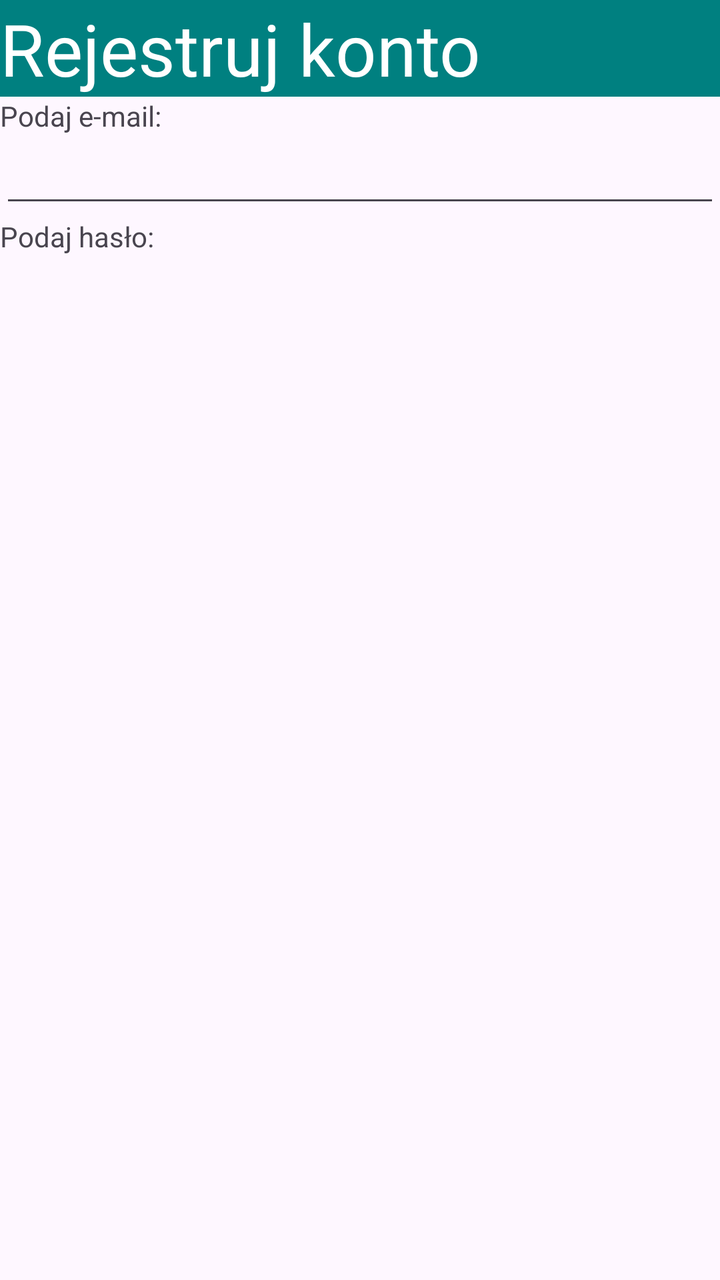
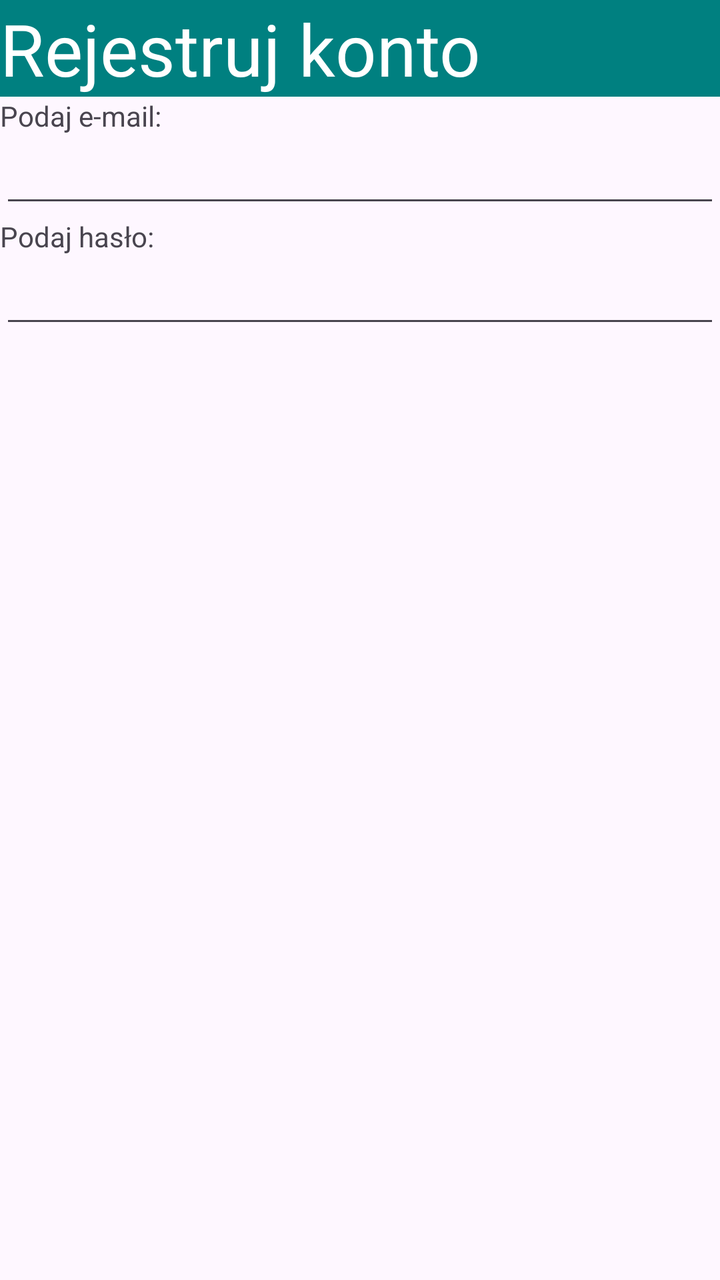

An Android layout rendered at two revisions. The XML below is the earlier revision; the diff shows what the commit changed to produce the second picture.
<!-- AndroidManifest.xml: application theme Theme._05_zadanie1 -->
<!-- res/layout/activity_main.xml -->
<?xml version="1.0" encoding="utf-8"?>
<LinearLayout xmlns:android="http://schemas.android.com/apk/res/android"
    xmlns:app="http://schemas.android.com/apk/res-auto"
    xmlns:tools="http://schemas.android.com/tools"
    android:id="@+id/main"
    android:layout_width="match_parent"
    android:layout_height="match_parent"
    android:orientation="vertical"
    tools:context=".MainActivity" >

    <TextView
        android:id="@+id/textView"
        android:layout_width="match_parent"
        android:layout_height="wrap_content"
        android:background="#008080"
        android:text="Rejestruj konto"
        android:textColor="#FFFFFF"
        android:textSize="36sp" />

    <TextView
        android:id="@+id/textView2"
        android:layout_width="match_parent"
        android:layout_height="wrap_content"
        android:text="Podaj e-mail:" />

    <EditText
        android:id="@+id/editTextTextEmailAddress"
        android:layout_width="match_parent"
        android:layout_height="wrap_content"
        android:ems="10"
        android:inputType="textEmailAddress" />

    <TextView
        android:id="@+id/textView3"
        android:layout_width="match_parent"
        android:layout_height="wrap_content"
        android:text="Podaj hasło:" />
</LinearLayout>
<!-- resources referenced by this layout -->
<resources>
  <style name="Theme._05_zadanie1" parent="Base.Theme._05_zadanie1" />
  <style name="Base.Theme._05_zadanie1" parent="Theme.Material3.DayNight.NoActionBar">
          
          
      </style>
</resources>

<!-- the commit's change to res/layout/activity_main.xml (unified diff, before → after) -->
@@ -35,4 +35,11 @@
         android:layout_width="match_parent"
         android:layout_height="wrap_content"
         android:text="Podaj hasło:" />
+
+    <EditText
+        android:id="@+id/editTextTextPassword"
+        android:layout_width="match_parent"
+        android:layout_height="wrap_content"
+        android:ems="10"
+        android:inputType="textPassword" />
 </LinearLayout>
